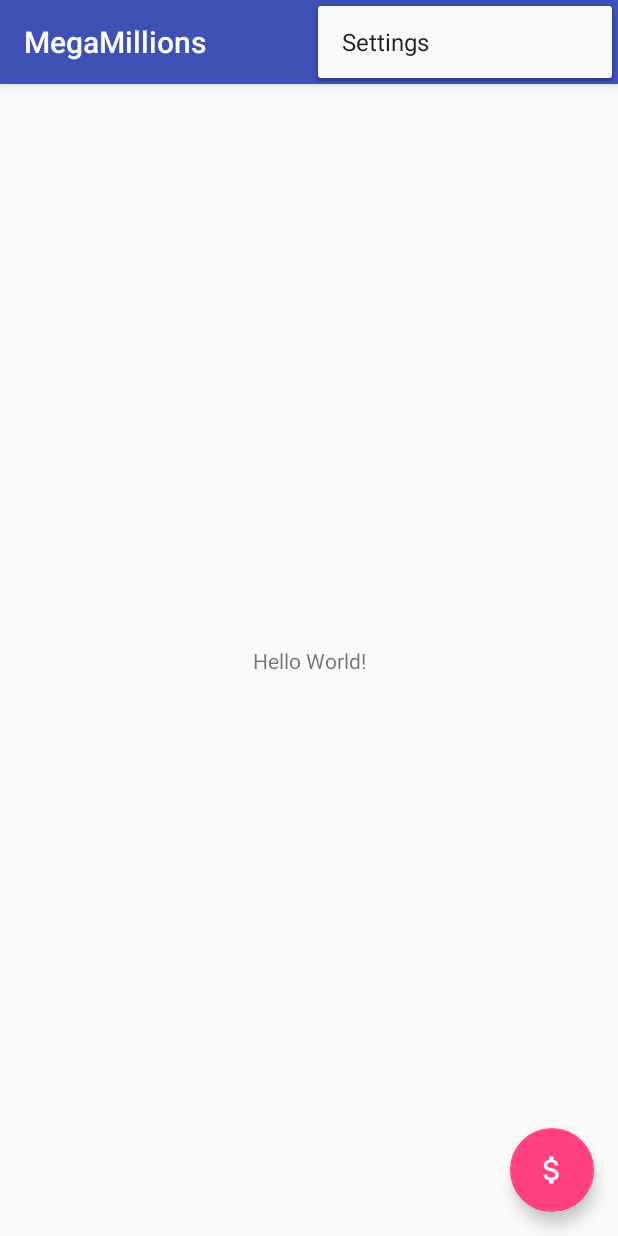
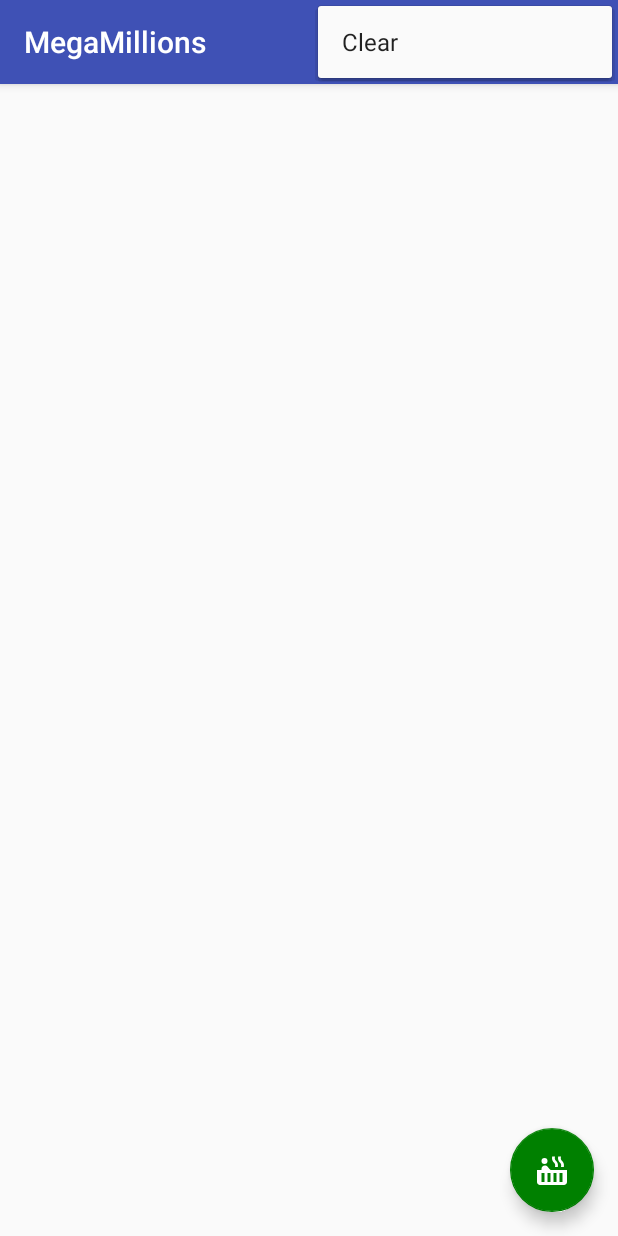
Before and after one commit to rebfarish/mega-millions, an Android app: the screen it shows after launch (MainActivity), with the options menu open, on a phone screen of 412 x 824 dp. Run offline under Robolectric (Android 15) with nearby library versions, the phone set to English and light mode, and no system bars.

Commit message:
Added clear option to menu bar and changed add pick icon.

```diff
--- a/app/src/main/AndroidManifest.xml
+++ b/app/src/main/AndroidManifest.xml
@@ -11,7 +11,7 @@
     android:theme="@style/AppTheme">
     <activity
       android:label="@string/app_name"
-      android:name=".MainActivity"
+      android:name=".controller.MainActivity"
       android:theme="@style/AppTheme.NoActionBar">
       <intent-filter>
         <action android:name="android.intent.action.MAIN"/>
--- a/app/src/main/java/deepdive/cnm/edu/megamillions/MainActivity.java
+++ /dev/null
@@ -1,54 +0,0 @@
-package deepdive.cnm.edu.megamillions;
-
-import android.os.Bundle;
-import android.support.design.widget.FloatingActionButton;
-import android.support.design.widget.Snackbar;
-import android.support.v7.app.AppCompatActivity;
-import android.support.v7.widget.Toolbar;
-import android.view.View;
-import android.view.Menu;
-import android.view.MenuItem;
-import edu.cnm.deepdive.Generator;
-import edu.cnm.deepdive.MMGenerator;
-import java.security.SecureRandom;
-import java.util.Arrays;
-
-public class MainActivity extends AppCompatActivity {
-
-  private Generator generator;
-
-  @Override
-  protected void onCreate(Bundle savedInstanceState) {
-    super.onCreate(savedInstanceState);
-    setContentView(R.layout.activity_main);
-    generator = new MMGenerator(new SecureRandom());
-    Toolbar toolbar = findViewById(R.id.toolbar);
-    setSupportActionBar(toolbar);
-
-    FloatingActionButton fab = findViewById(R.id.add_pick);
-    fab.setOnClickListener((view) -> Snackbar.make(view, Arrays.toString(generator.generate()), Snackbar.LENGTH_LONG)
-            .setAction("Action", null).show());
-  }
-
-  @Override
-  public boolean onCreateOptionsMenu(Menu menu) {
-    // Inflate the menu; this adds items to the action bar if it is present.
-    getMenuInflater().inflate(R.menu.menu_main, menu);
-    return true;
-  }
-
-  @Override
-  public boolean onOptionsItemSelected(MenuItem item) {
-    // Handle action bar item clicks here. The action bar will
-    // automatically handle clicks on the Home/Up button, so long
-    // as you specify a parent activity in AndroidManifest.xml.
-    int id = item.getItemId();
-
-    //noinspection SimplifiableIfStatement
-    if (id == R.id.action_settings) {
-      return true;
-    }
-
-    return super.onOptionsItemSelected(item);
-  }
-}
--- /dev/null
+++ b/app/src/main/java/deepdive/cnm/edu/megamillions/controller/MainActivity.java
@@ -0,0 +1,71 @@
+package deepdive.cnm.edu.megamillions.controller;
+
+import android.os.Bundle;
+import android.support.design.widget.FloatingActionButton;
+import android.support.design.widget.Snackbar;
+import android.support.v7.app.AppCompatActivity;
+import android.support.v7.widget.LinearLayoutManager;
+import android.support.v7.widget.RecyclerView;
+import android.support.v7.widget.Toolbar;
+import android.view.View;
+import android.view.Menu;
+import android.view.MenuItem;
+import deepdive.cnm.edu.megamillions.R;
+import deepdive.cnm.edu.megamillions.view.PickAdapter;
+import edu.cnm.deepdive.Generator;
+import edu.cnm.deepdive.MMGenerator;
+import java.security.SecureRandom;
+import java.util.ArrayList;
+import java.util.Arrays;
+import java.util.List;
+import java.util.Random;
+
+public class MainActivity extends AppCompatActivity {
+
+  private Generator generator;
+  private RecyclerView pickListView;
+  private PickAdapter adapter;
+  private List<int[]> picks;
+  private Random rng;
+
+  @Override
+  protected void onCreate(Bundle savedInstanceState) {
+    super.onCreate(savedInstanceState);
+    setContentView(R.layout.activity_main);
+    Toolbar toolbar = findViewById(R.id.toolbar);
+    setSupportActionBar(toolbar);
+    pickListView = findViewById(R.id.pick_list_view);
+    picks = new ArrayList<>();
+    adapter = new PickAdapter(this, picks);
+    pickListView.setAdapter(adapter);
+    rng = new SecureRandom();
+    generator = new MMGenerator(new SecureRandom());
+    FloatingActionButton fab = findViewById(R.id.add_pick);
+    fab.setOnClickListener((view) -> {
+      int[] pick = generator.generate();
+      picks.add(pick);
+      adapter.notifyItemInserted(picks.size() - 1);
+    });
+  }
+
+  @Override
+  public boolean onCreateOptionsMenu(Menu menu) {
+    getMenuInflater().inflate(R.menu.menu_main, menu);
+    return true;
+  }
+
+  @Override
+  public boolean onOptionsItemSelected(MenuItem item) {
+    boolean handled = true;
+    switch (item.getItemId()){
+      case R.id.action_clear:
+        picks.clear();
+        adapter.notifyDataSetChanged();
+        break;
+        default:
+          handled = super.onOptionsItemSelected(item);
+    }
+
+    return handled;
+  }
+}
--- /dev/null
+++ b/app/src/main/java/deepdive/cnm/edu/megamillions/view/PickAdapter.java
@@ -0,0 +1,56 @@
+package deepdive.cnm.edu.megamillions.view;
+
+import android.support.annotation.NonNull;
+import android.support.v7.app.AppCompatActivity;
+import android.support.v7.widget.RecyclerView;
+import android.view.LayoutInflater;
+import android.view.View;
+import android.view.ViewGroup;
+import android.widget.TextView;
+import java.util.Arrays;
+import java.util.List;
+
+public class PickAdapter extends RecyclerView.Adapter<PickAdapter.Holder> {
+
+  private AppCompatActivity context;
+  private List<int[]> picks;
+
+  public PickAdapter(AppCompatActivity context, List<int[]> picks) {
+    this.context = context;
+    this.picks = picks;
+
+  }
+
+  @NonNull
+  @Override
+  public Holder onCreateViewHolder(@NonNull ViewGroup viewGroup, int i) {
+    View view = LayoutInflater.from(context)
+        .inflate(android.R.layout.simple_list_item_1, viewGroup, false);
+    return new Holder(view);
+  }
+
+  @Override
+  public void onBindViewHolder(@NonNull Holder holder, int position) {
+    holder.bind(picks.get(position));
+  }
+
+  @Override
+  public int getItemCount() {
+    return picks.size();
+  }
+
+  public class Holder extends RecyclerView.ViewHolder {
+
+    private TextView view;
+
+    public Holder(@NonNull View view) {
+      super(view);
+      this.view = (TextView) view;
+    }
+    private void bind(int[] numbers){
+      view.setText(Arrays.toString(numbers));
+
+    }
+
+  }
+}
--- /dev/null
+++ b/app/src/main/res/drawable/ic_hot_tub_24dp.xml
@@ -0,0 +1,6 @@
+<vector android:height="24dp" android:tint="#FFFFFF"
+    android:viewportHeight="24.0" android:viewportWidth="24.0"
+    android:width="24dp" xmlns:android="http://schemas.android.com/apk/res/android">
+    <path android:fillColor="#FF000000" android:pathData="M7,6m-2,0a2,2 0,1 1,4 0a2,2 0,1 1,-4 0"/>
+    <path android:fillColor="#FF000000" android:pathData="M11.15,12c-0.31,-0.22 -0.59,-0.46 -0.82,-0.72l-1.4,-1.55c-0.19,-0.21 -0.43,-0.38 -0.69,-0.5 -0.29,-0.14 -0.62,-0.23 -0.96,-0.23h-0.03C6.01,9 5,10.01 5,11.25L5,12L2,12v8c0,1.1 0.9,2 2,2h16c1.1,0 2,-0.9 2,-2v-8L11.15,12zM7,20L5,20v-6h2v6zM11,20L9,20v-6h2v6zM15,20h-2v-6h2v6zM19,20h-2v-6h2v6zM18.65,5.86l-0.07,-0.07c-0.57,-0.62 -0.82,-1.41 -0.67,-2.2L18,3h-1.89l-0.06,0.43c-0.2,1.36 0.27,2.71 1.3,3.72l0.07,0.06c0.57,0.62 0.82,1.41 0.67,2.2l-0.11,0.59h1.91l0.06,-0.43c0.21,-1.36 -0.27,-2.71 -1.3,-3.71zM14.65,5.86l-0.07,-0.07c-0.57,-0.62 -0.82,-1.41 -0.67,-2.2L14,3h-1.89l-0.06,0.43c-0.2,1.36 0.27,2.71 1.3,3.72l0.07,0.06c0.57,0.62 0.82,1.41 0.67,2.2l-0.11,0.59h1.91l0.06,-0.43c0.21,-1.36 -0.27,-2.71 -1.3,-3.71z"/>
+</vector>
--- a/app/src/main/res/layout/activity_main.xml
+++ b/app/src/main/res/layout/activity_main.xml
@@ -5,7 +5,7 @@
   xmlns:tools="http://schemas.android.com/tools"
   android:layout_width="match_parent"
   android:layout_height="match_parent"
-  tools:context=".MainActivity">
+  tools:context=".controller.MainActivity">
 
   <android.support.design.widget.AppBarLayout
     android:layout_width="match_parent"
@@ -26,9 +26,10 @@
   <android.support.design.widget.FloatingActionButton
     android:id="@+id/add_pick"
     app:rippleColor="#00ff00"
+    app:backgroundTint="#008000"
     android:layout_width="wrap_content"
     android:layout_height="wrap_content"
     android:layout_margin="@dimen/fab_margin"
     android:layout_gravity="bottom|end"
-    app:srcCompat="@drawable/ic_attach_money_24dp"/>
+    app:srcCompat="@drawable/ic_hot_tub_24dp"/>
 </android.support.design.widget.CoordinatorLayout>
--- a/app/src/main/res/layout/content_main.xml
+++ b/app/src/main/res/layout/content_main.xml
@@ -5,17 +5,15 @@
   xmlns:tools="http://schemas.android.com/tools"
   android:layout_width="match_parent"
   android:layout_height="match_parent"
-  app:layout_behavior="@string/appbar_scrolling_view_behavior"
-  tools:context=".MainActivity"
+  tools:context=".controller.MainActivity"
   tools:showIn="@layout/activity_main">
 
-  <TextView
-    android:layout_width="wrap_content"
-    android:layout_height="wrap_content"
-    android:text="Hello World!"
-    app:layout_constraintBottom_toBottomOf="parent"
-    app:layout_constraintLeft_toLeftOf="parent"
-    app:layout_constraintRight_toRightOf="parent"
-    app:layout_constraintTop_toTopOf="parent"/>
+  <android.support.v7.widget.RecyclerView
+    android:id="@+id/pick_list_view"
+    android:layout_width="match_parent"
+    android:layout_height="0dp"
+    app:layoutManager="android.support.v7.widget.LinearLayoutManager"
+    app:layout_constraintTop_toTopOf="parent"
+    app:layout_constraintBottom_toBottomOf="parent"/>
 
 </android.support.constraint.ConstraintLayout>
--- a/app/src/main/res/menu/menu_main.xml
+++ b/app/src/main/res/menu/menu_main.xml
@@ -1,10 +1,10 @@
 <menu xmlns:android="http://schemas.android.com/apk/res/android"
   xmlns:app="http://schemas.android.com/apk/res-auto"
   xmlns:tools="http://schemas.android.com/tools"
-  tools:context="deepdive.cnm.edu.megamillions.MainActivity">
+  tools:context="deepdive.cnm.edu.megamillions.controller.MainActivity">
   <item
-    android:id="@+id/action_settings"
+    android:id="@+id/action_clear"
     android:orderInCategory="100"
-    android:title="@string/action_settings"
+    android:title="@string/clear"
     app:showAsAction="never"/>
 </menu>
--- a/app/src/main/res/values/strings.xml
+++ b/app/src/main/res/values/strings.xml
@@ -1,4 +1,5 @@
 <resources>
   <string name="app_name">MegaMillions</string>
   <string name="action_settings">Settings</string>
+  <string name="clear">Clear</string>
 </resources>
```
